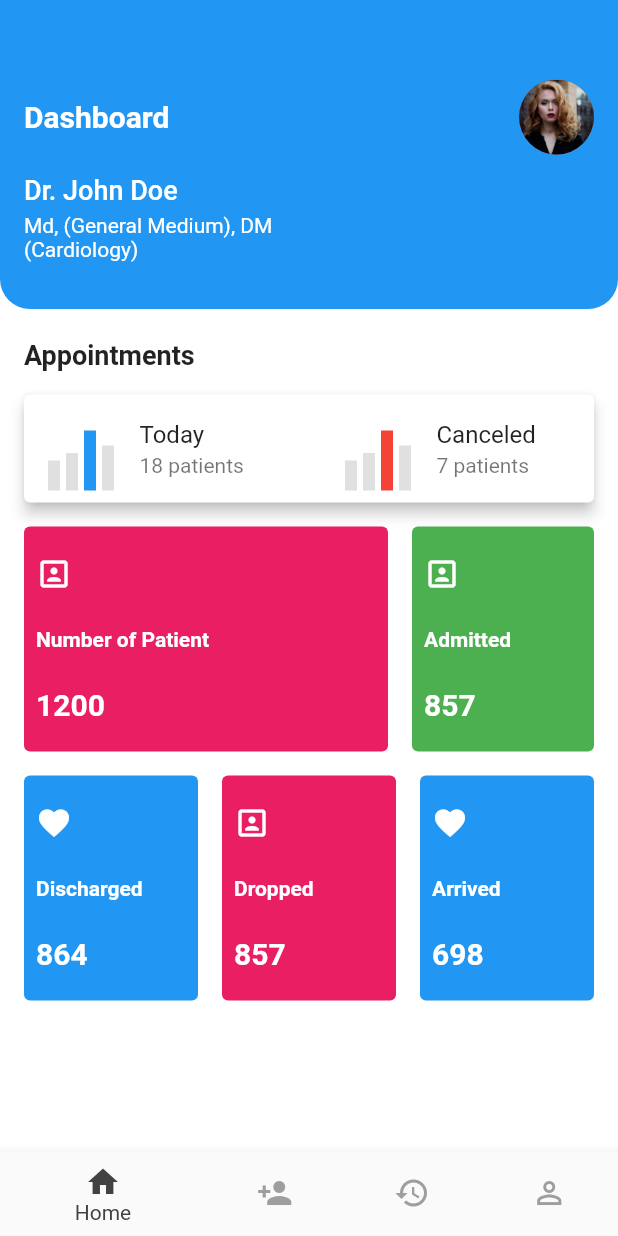
After one commit to OneDev0411/flutter-ui-challenging, a Flutter app: the DashboardThreePage screen opened directly, on a phone screen of 412 x 824 dp. The commit adds this screen. Run offline on Flutter 3.47's test engine with Material 2 defaults, Android fonts, the phone set to English and light mode, and no system bars; our stand-ins replace charts_flutter, flare_flutter, flutter_custom_clippers, flutter_swiper, font_awesome_flutter, share and 3 more; missing offline and left inert: animated_floatactionbuttons, bottomreveal, intro_views_flutter; accounts and stored records are empty.

Commit message:
doctor's app dashboard

```diff
--- /dev/null
+++ b/lib/src/pages/misc/dash3.dart
@@ -0,0 +1,291 @@
+/**
+ * Author: Damodar Lohani
+ * profile: https://github.com/lohanidamodar
+  */
+
+import 'package:flutter/material.dart';
+
+class DashboardThreePage extends StatelessWidget {
+  static final String path = "lib/src/pages/misc/dash3.dart";
+  final String avatar = "assets/img/1.jpg";
+  final TextStyle whiteText = TextStyle(color: Colors.white);
+  @override
+  Widget build(BuildContext context) {
+    return Scaffold(
+      backgroundColor: Colors.white,
+      body: _buildBody(context),
+      bottomNavigationBar: _buildBottomBar(),
+    );
+  }
+
+  Widget _buildBottomBar() {
+    return BottomNavigationBar(
+      selectedItemColor: Colors.grey.shade800,
+      unselectedItemColor: Colors.grey,
+      currentIndex: 0,
+      onTap: (i) {},
+      items: [
+        BottomNavigationBarItem(
+          icon: Icon(Icons.home),
+          title: Text("Home"),
+        ),
+        BottomNavigationBarItem(
+          icon: Icon(Icons.person_add),
+          title: Text("Refer"),
+        ),
+        BottomNavigationBarItem(
+          icon: Icon(Icons.history),
+          title: Text("History"),
+        ),
+        BottomNavigationBarItem(
+          icon: Icon(Icons.person_outline),
+          title: Text("Profile"),
+        ),
+      ],
+    );
+  }
+
+  Widget _buildBody(BuildContext context) {
+    return SingleChildScrollView(
+      child: Column(
+        crossAxisAlignment: CrossAxisAlignment.start,
+        children: <Widget>[
+          _buildHeader(),
+          const SizedBox(height: 20.0),
+          Padding(
+            padding: const EdgeInsets.only(left: 16.0),
+            child: Text(
+              "Appointments",
+              style: TextStyle(fontWeight: FontWeight.bold, fontSize: 18.0),
+            ),
+          ),
+          Card(
+            elevation: 4.0,
+            color: Colors.white,
+            margin: const EdgeInsets.all(16.0),
+            child: Row(
+              children: <Widget>[
+                Expanded(
+                  child: ListTile(
+                    leading: Container(
+                      alignment: Alignment.bottomCenter,
+                      width: 45.0,
+                      child: Row(
+                        crossAxisAlignment: CrossAxisAlignment.end,
+                        children: <Widget>[
+                          Container(
+                            height: 20,
+                            width: 8.0,
+                            color: Colors.grey.shade300,
+                          ),
+                          const SizedBox(width: 4.0),
+                          Container(
+                            height: 25,
+                            width: 8.0,
+                            color: Colors.grey.shade300,
+                          ),
+                          const SizedBox(width: 4.0),
+                          Container(
+                            height: 40,
+                            width: 8.0,
+                            color: Colors.blue,
+                          ),
+                          const SizedBox(width: 4.0),
+                          Container(
+                            height: 30,
+                            width: 8.0,
+                            color: Colors.grey.shade300,
+                          ),
+                        ],
+                      ),
+                    ),
+                    title: Text("Today"),
+                    subtitle: Text("18 patients"),
+                  ),
+                ),
+                VerticalDivider(),
+                Expanded(
+                  child: ListTile(
+                    leading: Container(
+                      alignment: Alignment.bottomCenter,
+                      width: 45.0,
+                      child: Row(
+                        crossAxisAlignment: CrossAxisAlignment.end,
+                        children: <Widget>[
+                          Container(
+                            height: 20,
+                            width: 8.0,
+                            color: Colors.grey.shade300,
+                          ),
+                          const SizedBox(width: 4.0),
+                          Container(
+                            height: 25,
+                            width: 8.0,
+                            color: Colors.grey.shade300,
+                          ),
+                          const SizedBox(width: 4.0),
+                          Container(
+                            height: 40,
+                            width: 8.0,
+                            color: Colors.red,
+                          ),
+                          const SizedBox(width: 4.0),
+                          Container(
+                            height: 30,
+                            width: 8.0,
+                            color: Colors.grey.shade300,
+                          ),
+                        ],
+                      ),
+                    ),
+                    title: Text("Canceled"),
+                    subtitle: Text("7 patients"),
+                  ),
+                ),
+              ],
+            ),
+          ),
+          Padding(
+            padding: const EdgeInsets.symmetric(horizontal: 16.0),
+            child: Row(
+              children: <Widget>[
+                Expanded(
+                  flex: 2,
+                  child: _buildTile(
+                    color: Colors.pink,
+                    icon: Icons.portrait,
+                    title: "Number of Patient",
+                    data: "1200",
+                  ),
+                ),
+                const SizedBox(width: 16.0),
+                Expanded(
+                  child: _buildTile(
+                    color: Colors.green,
+                    icon: Icons.portrait,
+                    title: "Admitted",
+                    data: "857",
+                  ),
+                ),
+              ],
+            ),
+          ),
+          const SizedBox(height: 16.0),
+          Padding(
+            padding: const EdgeInsets.symmetric(horizontal: 16.0),
+            child: Row(
+              children: <Widget>[
+                Expanded(
+                  child: _buildTile(
+                    color: Colors.blue,
+                    icon: Icons.favorite,
+                    title: "Discharged",
+                    data: "864",
+                  ),
+                ),
+                const SizedBox(width: 16.0),
+                Expanded(
+                  child: _buildTile(
+                    color: Colors.pink,
+                    icon: Icons.portrait,
+                    title: "Dropped",
+                    data: "857",
+                  ),
+                ),
+                const SizedBox(width: 16.0),
+                Expanded(
+                  child: _buildTile(
+                    color: Colors.blue,
+                    icon: Icons.favorite,
+                    title: "Arrived",
+                    data: "698",
+                  ),
+                ),
+              ],
+            ),
+          ),
+          const SizedBox(height: 20.0),
+        ],
+      ),
+    );
+  }
+
+  Container _buildHeader() {
+    return Container(
+      padding: const EdgeInsets.fromLTRB(0, 50.0, 0, 32.0),
+      decoration: BoxDecoration(
+        borderRadius: BorderRadius.only(
+          bottomLeft: Radius.circular(20.0),
+          bottomRight: Radius.circular(20.0),
+        ),
+        color: Colors.blue,
+      ),
+      child: Column(
+        crossAxisAlignment: CrossAxisAlignment.start,
+        children: <Widget>[
+          ListTile(
+            title: Text(
+              "Dashboard",
+              style: whiteText.copyWith(
+                  fontWeight: FontWeight.bold, fontSize: 20.0),
+            ),
+            trailing: CircleAvatar(
+              radius: 25.0,
+              backgroundImage: AssetImage(avatar),
+            ),
+          ),
+          const SizedBox(height: 10.0),
+          Padding(
+            padding: const EdgeInsets.only(left: 16.0),
+            child: Text(
+              "Dr. John Doe",
+              style: whiteText.copyWith(
+                fontSize: 18.0,
+                fontWeight: FontWeight.w500,
+              ),
+            ),
+          ),
+          const SizedBox(height: 5.0),
+          Padding(
+            padding: const EdgeInsets.only(left: 16.0),
+            child: Text(
+              "Md, (General Medium), DM\n(Cardiology)",
+              style: whiteText,
+            ),
+          ),
+        ],
+      ),
+    );
+  }
+
+  Container _buildTile(
+      {Color color, IconData icon, String title, String data}) {
+    return Container(
+      padding: const EdgeInsets.all(8.0),
+      height: 150.0,
+      decoration: BoxDecoration(
+        borderRadius: BorderRadius.circular(4.0),
+        color: color,
+      ),
+      child: Column(
+        crossAxisAlignment: CrossAxisAlignment.start,
+        mainAxisAlignment: MainAxisAlignment.spaceAround,
+        children: <Widget>[
+          Icon(
+            icon,
+            color: Colors.white,
+          ),
+          Text(
+            title,
+            style: whiteText.copyWith(fontWeight: FontWeight.bold),
+          ),
+          Text(
+            data,
+            style:
+                whiteText.copyWith(fontWeight: FontWeight.bold, fontSize: 20.0),
+          ),
+        ],
+      ),
+    );
+  }
+}
--- a/lib/src/widgets/main_menu.dart
+++ b/lib/src/widgets/main_menu.dart
@@ -26,6 +26,7 @@ import 'package:flutter_ui_challenges/src/pages/misc/chat2.dart';
 import 'package:flutter_ui_challenges/src/pages/misc/chatui.dart';
 import 'package:flutter_ui_challenges/src/pages/misc/dash1.dart';
 import 'package:flutter_ui_challenges/src/pages/misc/dash2.dart';
+import 'package:flutter_ui_challenges/src/pages/misc/dash3.dart';
 import 'package:flutter_ui_challenges/src/pages/misc/navybar.dart';
 import 'package:flutter_ui_challenges/src/pages/onboarding/intro5.dart';
 import 'package:flutter_ui_challenges/src/pages/onboarding/landing1.dart';
@@ -232,6 +233,8 @@ class _MainMenuState extends State<MainMenu> {
       SubMenuItem("Onboarding 5", Intro5(), path: Intro5.path),
     ]),
     MenuItem(title: "Miscllaneous", items: [
+      SubMenuItem("Dashboard Three", DashboardThreePage(),
+          path: DashboardThreePage.path),
       SubMenuItem("Chat Messaages", ChatTwoPage(), path: ChatTwoPage.path),
       SubMenuItem("Dashboard One", DashboardOnePage(),
           path: DashboardOnePage.path),
```
Also changed, not shown: 2 other files.
